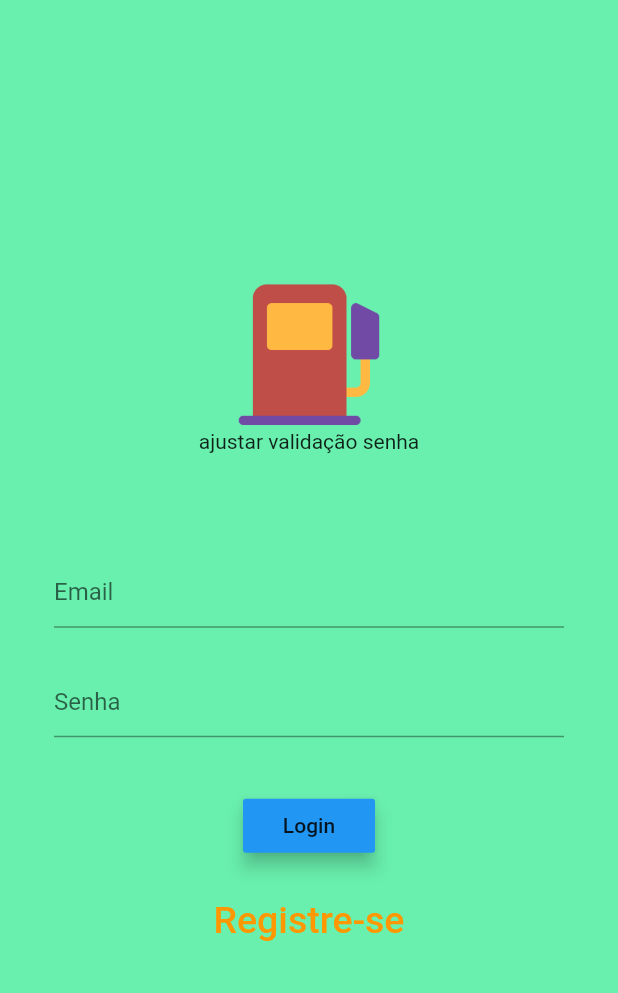
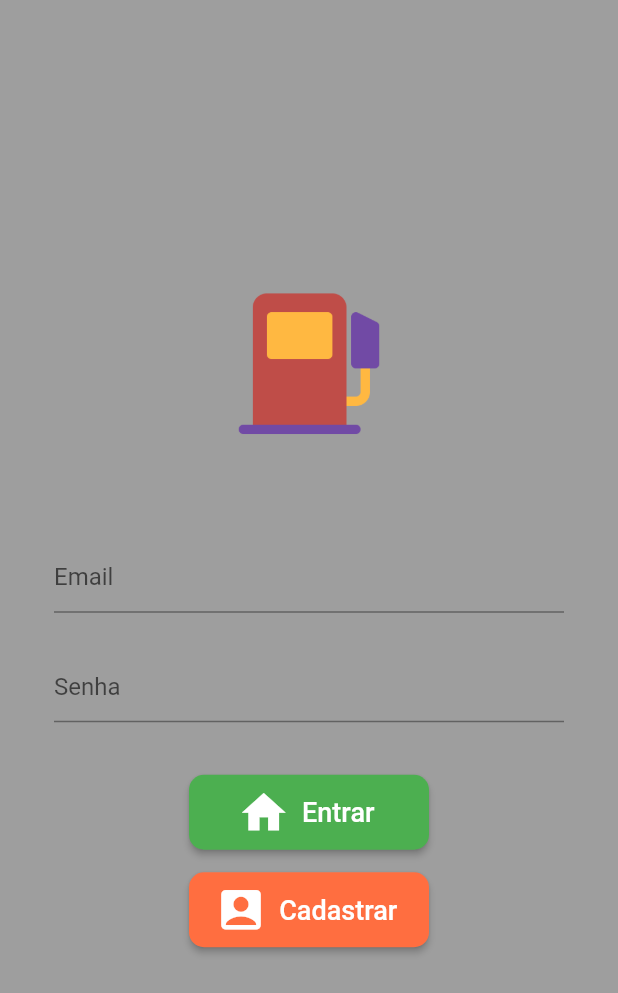
Before and after one commit to luismallmann/carfuel, a Flutter app: the screen it shows after launch, on a phone screen of 412 x 824 dp. Shown: the top 993 px of the screen. Run offline on Flutter 3.47's test engine with Material 2 defaults, Android fonts, the phone set to English and light mode, and no system bars; our stand-ins replace datetime_picker_formfield, splashscreen, sqflite; accounts and stored records are empty.

Commit message:
ajustes gerais

```diff
--- a/lib/addAbastecimento.dart
+++ b/lib/addAbastecimento.dart
@@ -29,7 +29,6 @@ class _CadastrarAbastecimentoState extends State<CadastrarAbastecimento> {
 
     setState(() {
       listaCarros = buscar;
-      print('passei aqui'+listaCarros.length.toString());
     });
     return 'ok';
   }
@@ -108,7 +107,6 @@ class _CadastrarAbastecimentoState extends State<CadastrarAbastecimento> {
                         onChanged: (String selecionado) {
                           setState(() {
                             _FK_idCarro = selecionado;
-                            print(_FK_idCarro);
                           });
                         },
                         value: _FK_idCarro,
@@ -135,7 +133,7 @@ class _CadastrarAbastecimentoState extends State<CadastrarAbastecimento> {
                       TextFormField(
                         onSaved: (valor) => _valor = valor,
                         decoration: InputDecoration(
-                            labelText: "Valor por Litro (R$)",
+                            labelText: "Valor por Litro (R\$)",
                             hasFloatingPlaceholder: true
                         ),
                         keyboardType: TextInputType.number,
@@ -150,6 +148,7 @@ class _CadastrarAbastecimentoState extends State<CadastrarAbastecimento> {
                       ),
                       TextFormField(
                         keyboardType: TextInputType.number,
+                        initialValue: '0',
                         onSaved: (valor) => _kmAtual = valor,
                         decoration: InputDecoration(
                             labelText: "Quilometragem Atual",
--- a/lib/db/database_helper.dart
+++ b/lib/db/database_helper.dart
@@ -136,9 +136,11 @@ class DatabaseHelper {
 
   Future<int> deleteCarro(int idCar) async {
     var dbClient = await db;
-    int res = await dbClient.rawDelete('DELETE FROM carro WHERE idCarro = ?', [idCar]);
 
-    print(idCar);
+    print('id='+idCar.toString());
+
+    int res = await dbClient.rawDelete('DELETE FROM carro WHERE idCarro = '+idCar.toString());
+
     print(idCar+res);
     debugPrint("$res");
     return res;
--- a/lib/login.dart
+++ b/lib/login.dart
@@ -31,23 +31,23 @@ class _loginpageState extends State<loginpage> {
       form.save();
 
       User user = await base.validateLogin(_email, _password);
-      //quando criar o banco trocar.. user != null
+
       if(user != null){
+        print('cheguei');
         Navigator.pushReplacement(context, MaterialPageRoute(builder: (context)=>Home(user:user)));
-      }else{
+      }else {
+
         setState(() {
         test = false;
       });
       Future.delayed(
           Duration(
-            seconds: 3
-          ),
-            (){
+            seconds: 3,
+          ), () {
         setState(() {
           test = true;
         });
-            }
-        );
+      });
     }
     }
   }
@@ -56,7 +56,7 @@ class _loginpageState extends State<loginpage> {
     final emailField = TextFormField(
       onSaved: (valor) => _email = valor,
       validator: (valor){
-        return valor.length < 10 ? 'usuario > 10 carac' : null;
+        return valor.length < 10 ? 'O Campo Usuário deve possuir mais que 10 caracteres' : null;
       },
       decoration: InputDecoration(
         hintText: 'Email',
@@ -66,7 +66,7 @@ class _loginpageState extends State<loginpage> {
     final passwordField = TextFormField(
       onSaved: (valor) => _password = valor,
       validator: (valor){
-        return valor.length < 10 ? 'senha > 10 carac' : null;
+        return valor.length < 6 ? 'O Campo Senha deve possuir mais que 6 caracteres' : null;
       },
       decoration: InputDecoration(
         hintText: 'Senha',
@@ -81,7 +81,7 @@ class _loginpageState extends State<loginpage> {
               seconds: 2,
             ),
             curve: Curves.slowMiddle,
-            color: test ? Colors.greenAccent : Colors.blueGrey,
+            color: test ? Colors.grey : Colors.redAccent,
             height: MediaQuery.of(context).size.height,
             child: Padding(
               padding: const EdgeInsets.all(36),
@@ -94,9 +94,8 @@ class _loginpageState extends State<loginpage> {
                     Column(
                       children: <Widget>[
                         Image.asset(
-                          'assets/img/carfuelSplash.png', width: 100,//color:  valida ? Colors.black : Colors.red,
+                          'assets/img/carfuelSplash.png', width: 100
                 ),
-                        Text('ajustar validação senha'),
                         Text(
                           test ? '' : 'Dados inválidos!',
                           style: TextStyle(
@@ -117,18 +116,37 @@ class _loginpageState extends State<loginpage> {
                     SizedBox(
                       height: 35,
                     ),
-                    RaisedButton(
-                      color: Colors.blue,
-                      elevation: 5.0,
-                      child: Text('Login'),
+                    ButtonTheme(
+                      minWidth: 160,
+                      height: 50,
+                      child: RaisedButton.icon(
                         onPressed: _validarLogin,
+                        textColor: Colors.white,
+                        color: Colors.green,
+                        shape: RoundedRectangleBorder(
+                          borderRadius: BorderRadius.all(Radius.circular(10.0)),
+                        ),
+                        icon: Icon(Icons.home, size: 35,),
+                        label: Text('Entrar', style: TextStyle(fontSize: 18)),
+                      ),
                     ),
                     SizedBox(
                       height: 15,
                     ),
-                    FlatButton(
+                    ButtonTheme(
+                      minWidth: 160,
+                      height: 50,
+                      child: RaisedButton.icon(
                         onPressed: () => showDialog(context: context, builder: (context) => CadastrarUsuario()),
-                        child: Text('Registre-se', style: TextStyle(fontSize: 25, color: Colors.orange)))
+                        textColor: Colors.white,
+                        color: Colors.deepOrangeAccent,
+                        shape: RoundedRectangleBorder(
+                          borderRadius: BorderRadius.all(Radius.circular(10.0)),
+                        ),
+                        icon: Icon(Icons.account_box, size: 35,),
+                        label: Text('Cadastrar', style: TextStyle(fontSize: 18)),
+                      ),
+                    ),
                   ],
                 ),
               ),
```
Also changed, not shown: lib/exibirAbastecimentos.dart (+7 -7 lines), lib/home.dart (+39 -37 lines). Lines whose indentation alone changed are shown as unchanged.
